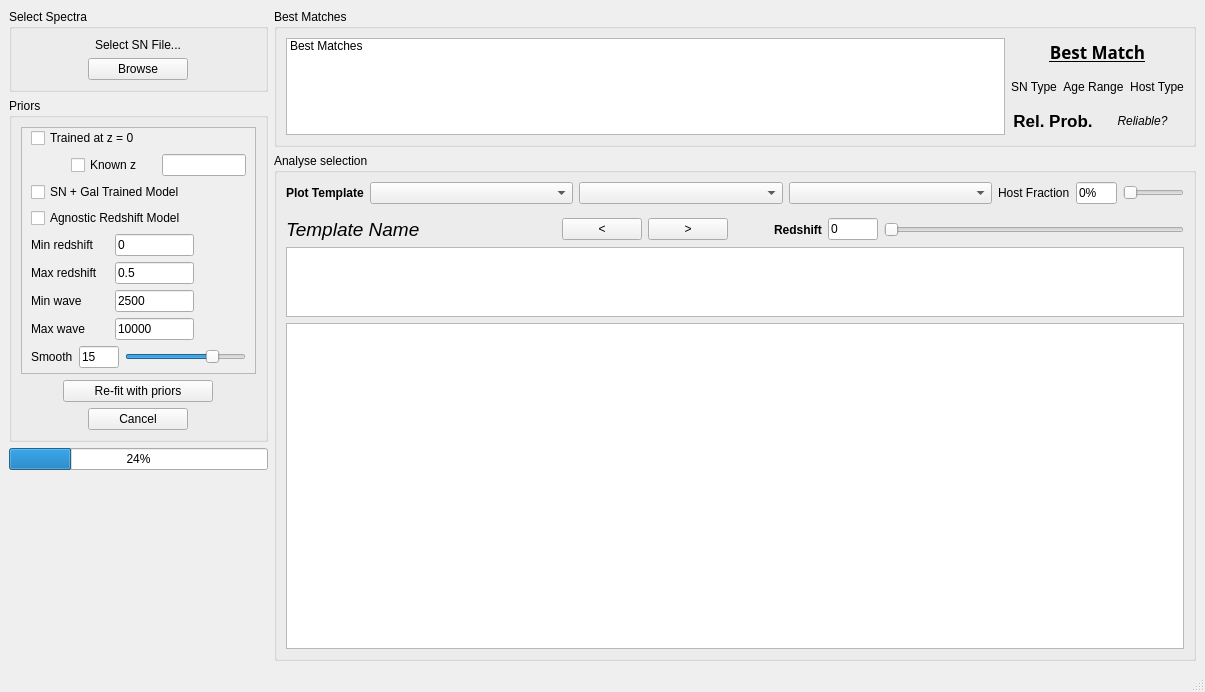
First picture: the form in dash/design.ui, repository daniel-muthukrishna/astrodash, before the edit.
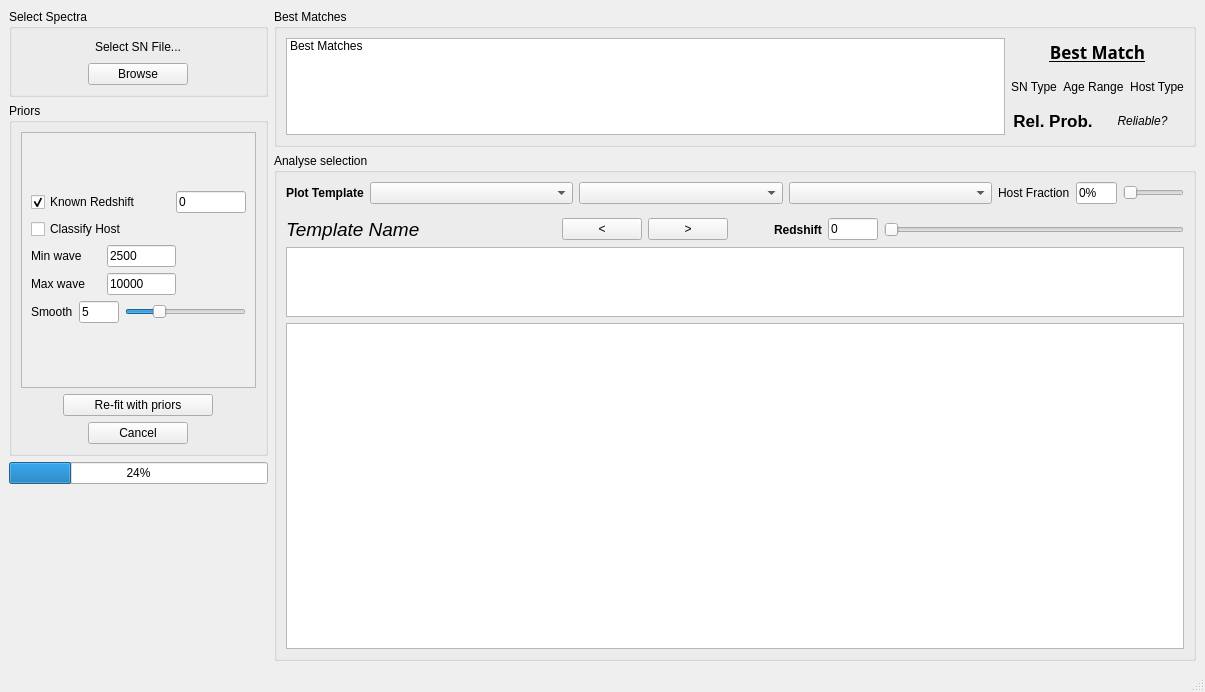
Second picture: the form after the edit. Custom widgets are drawn as their Qt base class.

Commit message: Made framework for selecting any of four models: zeroZ/agnosticZ and classify/notClassify Host. Made model_info text file to give information about the trained model parameters.

```diff
--- a/dash/design.ui
+++ b/dash/design.ui
@@ -19,7 +19,7 @@
   <widget class="QWidget" name="centralwidget">
    <layout class="QHBoxLayout" name="horizontalLayout_3" stretch="9,32">
     <item>
-     <layout class="QVBoxLayout" name="verticalLayout" stretch="0,0,0,0">
+     <layout class="QVBoxLayout" name="verticalLayout" stretch="1,4,0,2">
       <property name="sizeConstraint">
        <enum>QLayout::SetMaximumSize</enum>
       </property>
@@ -89,7 +89,7 @@
         <property name="title">
          <string>Priors</string>
         </property>
-        <layout class="QVBoxLayout" name="verticalLayout_6" stretch="1,0,0">
+        <layout class="QVBoxLayout" name="verticalLayout_6" stretch="0,0,0">
          <item>
           <widget class="QScrollArea" name="scrollArea">
            <property name="sizePolicy">
@@ -107,7 +107,7 @@
               <x>0</x>
               <y>0</y>
               <width>223</width>
-              <height>263</height>
+              <height>186</height>
              </rect>
             </property>
             <layout class="QVBoxLayout" name="verticalLayout_4" stretch="0">
@@ -118,171 +118,85 @@
               <number>0</number>
              </property>
              <item>
-              <layout class="QVBoxLayout" name="verticalLayout_5" stretch="1,1,2,2,3,1">
+              <layout class="QVBoxLayout" name="verticalLayout_5" stretch="1,1,2,1">
                <property name="bottomMargin">
                 <number>5</number>
                </property>
                <item>
-                <widget class="QCheckBox" name="checkBoxZeroZTrained">
-                 <property name="text">
-                  <string>Trained at z = 0</string>
+                <layout class="QHBoxLayout" name="horizontalLayout_13" stretch="2,1">
+                 <property name="spacing">
+                  <number>-1</number>
                  </property>
-                 <property name="checked">
-                  <bool>false</bool>
-                 </property>
-                </widget>
-               </item>
-               <item>
-                <layout class="QHBoxLayout" name="horizontalLayout" stretch="0,0,1,1">
-                 <property name="bottomMargin">
+                 <property name="topMargin">
                   <number>0</number>
                  </property>
-                 <item>
-                  <spacer name="horizontalSpacer">
-                   <property name="orientation">
-                    <enum>Qt::Horizontal</enum>
-                   </property>
-                   <property name="sizeHint" stdset="0">
-                    <size>
-                     <width>0</width>
-                     <height>0</height>
-                    </size>
-                   </property>
-                  </spacer>
-                 </item>
-                 <item>
-                  <spacer name="horizontalSpacer_2">
-                   <property name="orientation">
-                    <enum>Qt::Horizontal</enum>
-                   </property>
-                   <property name="sizeHint" stdset="0">
-                    <size>
-                     <width>40</width>
-                     <height>20</height>
-                    </size>
-                   </property>
-                  </spacer>
-                 </item>
                  <item>
                   <widget class="QCheckBox" name="checkBoxKnownZ">
                    <property name="text">
-                    <string>Known z</string>
+                    <string>Known Redshift</string>
+                   </property>
+                   <property name="checked">
+                    <bool>true</bool>
                    </property>
                   </widget>
                  </item>
                  <item>
-                  <widget class="QLineEdit" name="lineEditKnownZ"/>
-                 </item>
-                </layout>
-               </item>
-               <item>
-                <widget class="QCheckBox" name="checkBoxGalTrained">
-                 <property name="text">
-                  <string>SN + Gal Trained Model</string>
-                 </property>
-                </widget>
-               </item>
-               <item>
-                <widget class="QCheckBox" name="checkBoxAgnosticZTrained">
-                 <property name="text">
-                  <string>Agnostic Redshift Model</string>
-                 </property>
-                 <property name="checkable">
-                  <bool>true</bool>
-                 </property>
-                 <property name="tristate">
-                  <bool>false</bool>
-                 </property>
-                </widget>
-               </item>
-               <item>
-                <layout class="QGridLayout" name="gridLayout" columnstretch="3,3,2" columnminimumwidth="0,0,0">
-                 <property name="topMargin">
-                  <number>0</number>
-                 </property>
-                 <item row="1" column="2">
-                  <spacer name="horizontalSpacer_5">
-                   <property name="orientation">
-                    <enum>Qt::Horizontal</enum>
-                   </property>
-                   <property name="sizeHint" stdset="0">
-                    <size>
-                     <width>40</width>
-                     <height>20</height>
-                    </size>
-                   </property>
-                  </spacer>
-                 </item>
-                 <item row="1" column="1">
-                  <widget class="QLineEdit" name="lineEditMaxZ">
-                   <property name="text">
-                    <string>0.5</string>
-                   </property>
-                  </widget>
-                 </item>
-                 <item row="0" column="2">
-                  <spacer name="horizontalSpacer_4">
-                   <property name="orientation">
-                    <enum>Qt::Horizontal</enum>
-                   </property>
-                   <property name="sizeHint" stdset="0">
-                    <size>
-                     <width>40</width>
-                     <height>20</height>
-                    </size>
-                   </property>
-                  </spacer>
-                 </item>
-                 <item row="3" column="0">
-                  <widget class="QLabel" name="label_8">
-                   <property name="text">
-                    <string>Max wave</string>
-                   </property>
-                  </widget>
-                 </item>
-                 <item row="0" column="1">
-                  <widget class="QLineEdit" name="lineEditMinZ">
+                  <widget class="QLineEdit" name="lineEditKnownZ">
                    <property name="text">
                     <string>0</string>
                    </property>
                   </widget>
                  </item>
+                </layout>
+               </item>
+               <item>
+                <layout class="QHBoxLayout" name="horizontalLayout">
+                 <property name="topMargin">
+                  <number>0</number>
+                 </property>
+                 <item>
+                  <widget class="QCheckBox" name="checkBoxClassifyHost">
+                   <property name="text">
+                    <string>Classify Host</string>
+                   </property>
+                  </widget>
+                 </item>
+                </layout>
+               </item>
+               <item>
+                <layout class="QGridLayout" name="gridLayout" columnstretch="1,1,1">
+                 <property name="topMargin">
+                  <number>0</number>
+                 </property>
                  <item row="1" column="0">
-                  <widget class="QLabel" name="label_2">
+                  <widget class="QLabel" name="label_8">
                    <property name="text">
-                    <string>Max redshift</string>
+                    <string>Max wave</string>
                    </property>
                   </widget>
                  </item>
                  <item row="0" column="0">
-                  <widget class="QLabel" name="label">
-                   <property name="text">
-                    <string>Min redshift</string>
-                   </property>
-                  </widget>
-                 </item>
-                 <item row="2" column="0">
                   <widget class="QLabel" name="label_7">
                    <property name="text">
                     <string>Min wave</string>
                    </property>
                   </widget>
                  </item>
-                 <item row="2" column="1">
+                 <item row="0" column="1">
                   <widget class="QLineEdit" name="lineEditMinWave">
                    <property name="text">
                     <string>2500</string>
                    </property>
                   </widget>
                  </item>
-                 <item row="3" column="1">
+                 <item row="1" column="1">
                   <widget class="QLineEdit" name="lineEditMaxWave">
                    <property name="text">
                     <string>10000</string>
                    </property>
                   </widget>
                  </item>
-                 <item row="2" column="2">
+                 <item row="0" column="2">
                   <spacer name="horizontalSpacer_6">
                    <property name="orientation">
                     <enum>Qt::Horizontal</enum>
@@ -295,7 +209,7 @@
                    </property>
                   </spacer>
                  </item>
-                 <item row="3" column="2">
+                 <item row="1" column="2">
                   <spacer name="horizontalSpacer_7">
                    <property name="orientation">
                     <enum>Qt::Horizontal</enum>
@@ -331,7 +245,7 @@
                     </size>
                    </property>
                    <property name="text">
-                    <string>15</string>
+                    <string>5</string>
                    </property>
                   </widget>
                  </item>
@@ -341,7 +255,7 @@
                     <number>20</number>
                    </property>
                    <property name="value">
-                    <number>15</number>
+                    <number>5</number>
                    </property>
                    <property name="orientation">
                     <enum>Qt::Horizontal</enum>
```
The commit also changes 6 other files.
